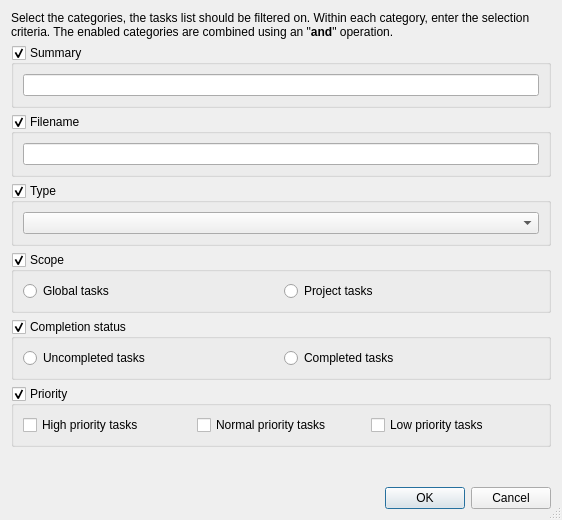
testmana2/test, file Tasks/TaskFilterConfigDialog.ui: the form before one commit.
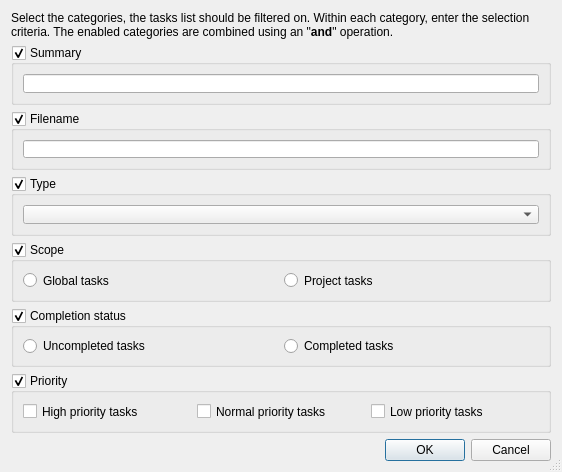
The form after the commit.

What changed in the file:
```diff
--- a/Tasks/TaskFilterConfigDialog.ui
+++ b/Tasks/TaskFilterConfigDialog.ui
@@ -7,7 +7,7 @@
     <x>0</x>
     <y>0</y>
     <width>562</width>
-    <height>520</height>
+    <height>405</height>
    </rect>
   </property>
   <property name="windowTitle">
@@ -229,19 +229,6 @@
      </layout>
     </widget>
    </item>
-   <item>
-    <spacer name="verticalSpacer">
-     <property name="orientation">
-      <enum>Qt::Vertical</enum>
-     </property>
-     <property name="sizeHint" stdset="0">
-      <size>
-       <width>20</width>
-       <height>8</height>
-      </size>
-     </property>
-    </spacer>
-   </item>
    <item>
     <widget class="QDialogButtonBox" name="buttonBox">
      <property name="orientation">
```
